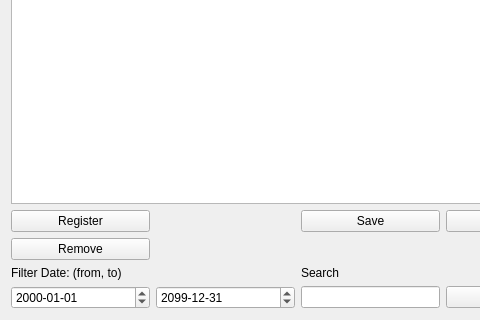
Above: managePage.ui from MaxtuneLee/Media-manager before the change; both pictures show x 0 to 480 and y 169 to 489 of the 596 by 489 pixel window. Below: the same form after it.
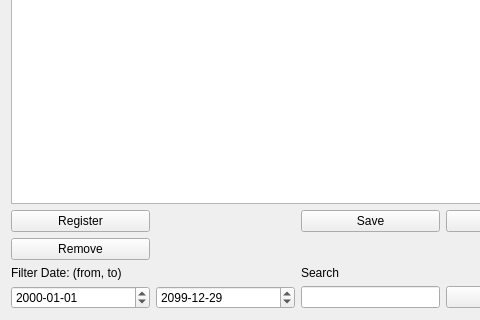
That is the form after the change.

The edit to the form file:
```diff
--- a/managePage.ui
+++ b/managePage.ui
@@ -98,7 +98,7 @@
        <second>0</second>
        <year>2099</year>
        <month>12</month>
-       <day>31</day>
+       <day>29</day>
       </datetime>
      </property>
      <property name="displayFormat">
```
Left out of the diff: 18 changed lines with no effect on the pictures.
